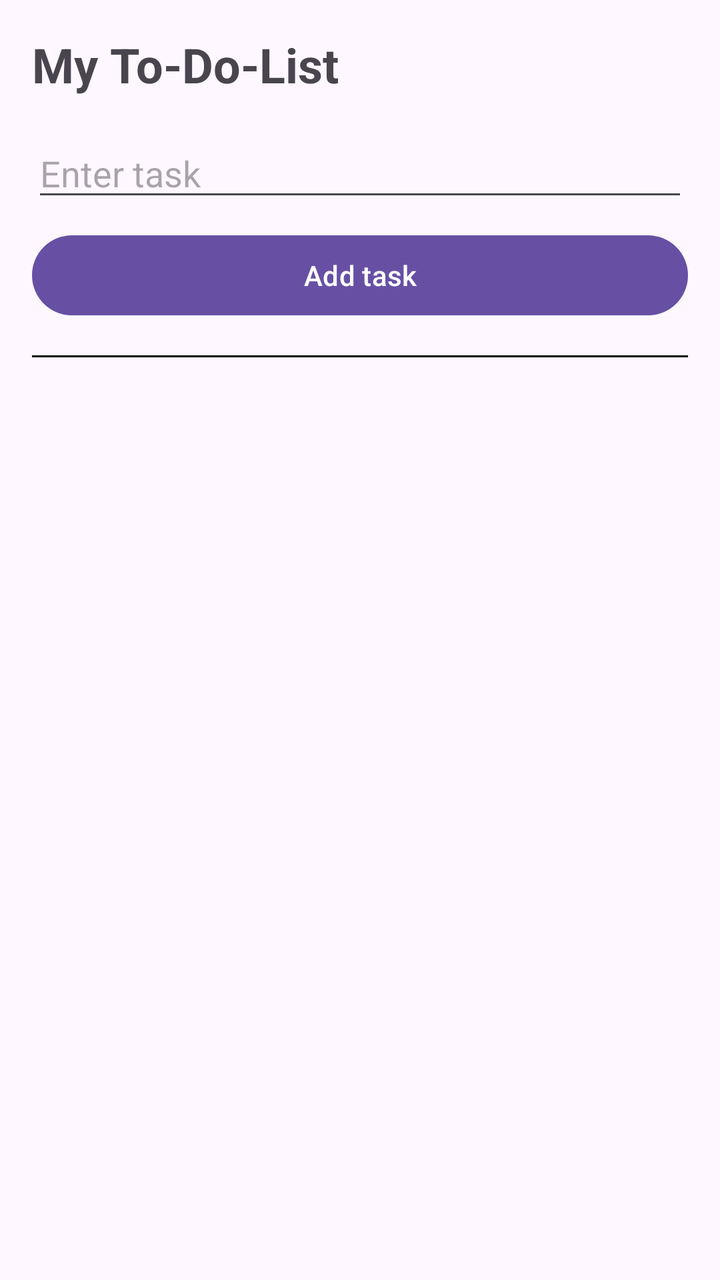
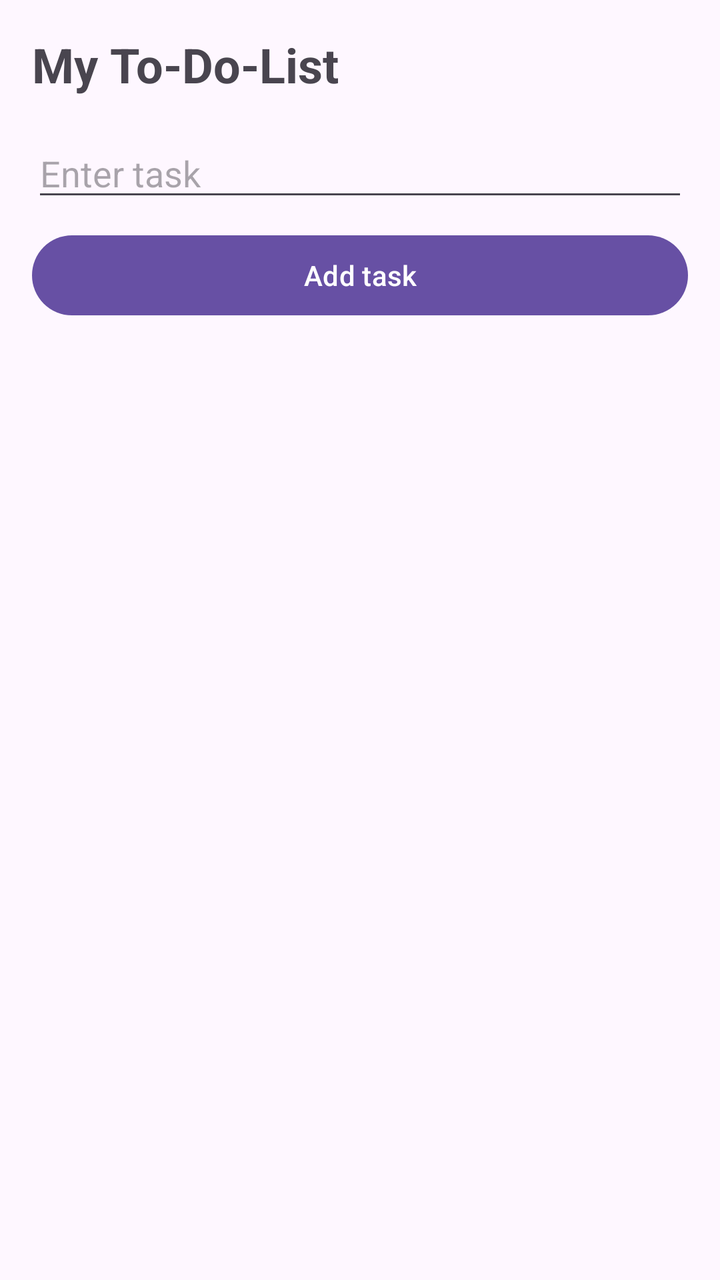

Before-and-after screenshots of an Android layout around one commit, followed by the original layout XML and the change that was made.
<!-- AndroidManifest.xml: application theme Theme.TO_DO_LIST -->
<!-- res/layout/activity_todopage.xml -->
<?xml version="1.0" encoding="utf-8"?>
<LinearLayout
    xmlns:android="http://schemas.android.com/apk/res/android"
    android:id="@+id/main"
    android:layout_width="match_parent"
    android:layout_height="match_parent"
    android:padding="16dp"
    android:orientation="vertical">

    <TextView
        android:layout_width="wrap_content"
        android:layout_height="wrap_content"
        android:text="My To-Do-List"
        android:textSize="24sp"
        android:textStyle="bold"
        android:layout_marginBottom="16dp"/>

    <EditText
        android:id="@+id/taskInput"
        android:layout_width="match_parent"
        android:layout_height="wrap_content"
        android:hint="Enter task"
        android:layout_marginBottom="8dp"/>

    <Button
        android:id="@+id/addBtn"
        android:layout_width="match_parent"
        android:layout_height="wrap_content"
        android:text="Add task"
        android:layout_marginBottom="16dp"/>

    <ListView
        android:id="@+id/listView"
        android:layout_width="wrap_content"
        android:layout_height="wrap_content"/>
     <View
         android:layout_width="match_parent"
         android:layout_height="1dp"
         android:background="@color/black"/>

</LinearLayout>
<!-- resources referenced by this layout -->
<resources>
  <color name="black">#FF000000</color>
  <style name="Theme.TO_DO_LIST" parent="Base.Theme.TO_DO_LIST" />
  <style name="Base.Theme.TO_DO_LIST" parent="Theme.Material3.DayNight.NoActionBar">
          
          
      </style>
</resources>

<!-- the commit's change to res/layout/activity_todopage.xml (unified diff, before → after) -->
@@ -31,11 +31,7 @@
 
     <ListView
         android:id="@+id/listView"
-        android:layout_width="wrap_content"
+        android:layout_width="match_parent"
         android:layout_height="wrap_content"/>
-     <View
-         android:layout_width="match_parent"
-         android:layout_height="1dp"
-         android:background="@color/black"/>
 
 </LinearLayout>
<!-- resource entries referenced after the edit -->
@@ -1,6 +1,5 @@
 <!-- resources referenced by this layout -->
 <resources>
-  <color name="black">#FF000000</color>
   <style name="Theme.TO_DO_LIST" parent="Base.Theme.TO_DO_LIST" />
   <style name="Base.Theme.TO_DO_LIST" parent="Theme.Material3.DayNight.NoActionBar">
           
